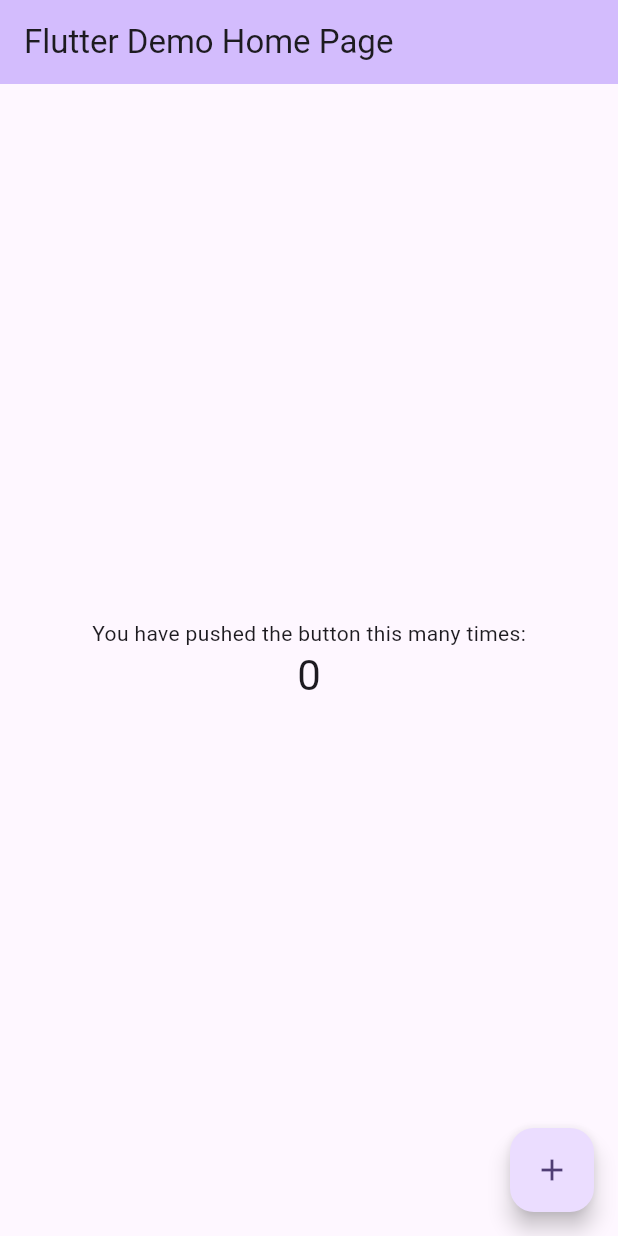
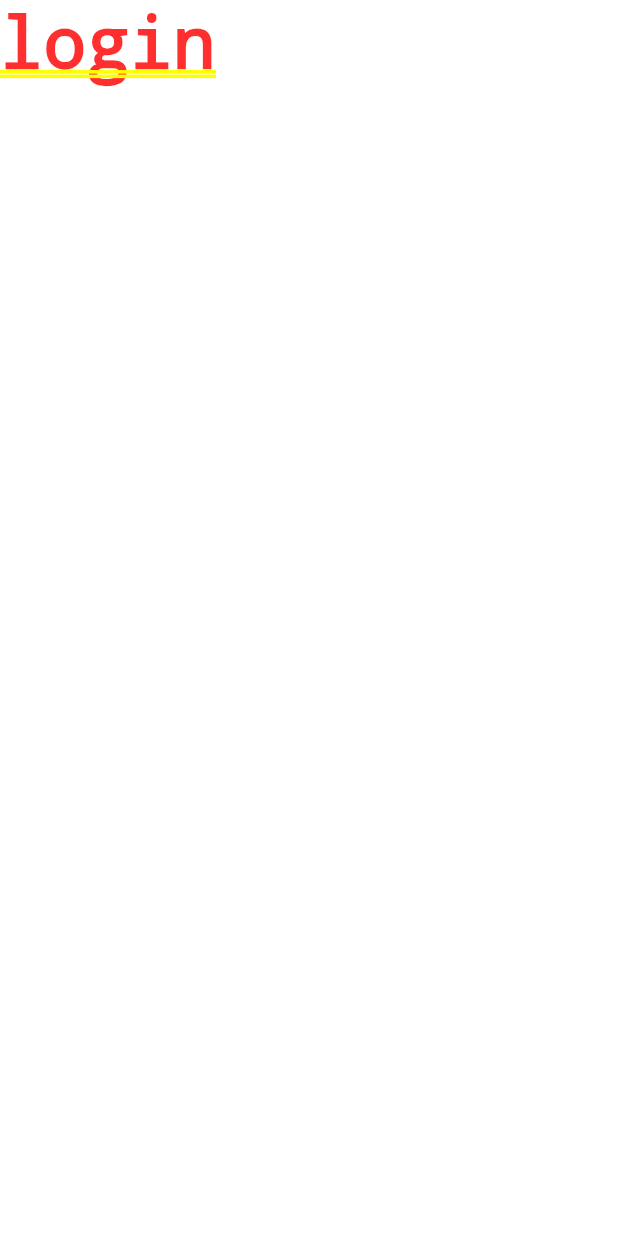
Before and after one commit to tharindurasmal/Authentication-App, a Flutter app: the screen it shows after launch, on a phone screen of 412 x 824 dp. Run offline on Flutter 3.47's test engine with Material 3 defaults, Android fonts, the phone set to English and light mode, and no system bars.

Commit message:
screens,home,wrapper added

```diff
--- /dev/null
+++ b/lib/authentication/authenticate.dart
@@ -0,0 +1,18 @@
+import 'package:flutter/material.dart';
+import 'package:flutter_and_firebase/authentication/login.dart';
+
+class Authenticate extends StatefulWidget {
+  const Authenticate({super.key});
+
+  @override
+  State<Authenticate> createState() => _AuthenticateState();
+}
+
+class _AuthenticateState extends State<Authenticate> {
+  @override
+  Widget build(BuildContext context) {
+    return MaterialApp(
+      home: Sign_In(),
+    );
+  }
+}
--- /dev/null
+++ b/lib/authentication/login.dart
@@ -0,0 +1,17 @@
+import 'package:flutter/material.dart';
+
+class Sign_In extends StatefulWidget {
+  const Sign_In({super.key});
+
+  @override
+  State<Sign_In> createState() => _Sign_InState();
+}
+
+class _Sign_InState extends State<Sign_In> {
+  @override
+  Widget build(BuildContext context) {
+    return Container(
+      child: Text("login"),
+    );
+  }
+}
--- /dev/null
+++ b/lib/authentication/register.dart
@@ -0,0 +1,17 @@
+import 'package:flutter/material.dart';
+
+class Register extends StatefulWidget {
+  const Register({super.key});
+
+  @override
+  State<Register> createState() => _RegisterState();
+}
+
+class _RegisterState extends State<Register> {
+  @override
+  Widget build(BuildContext context) {
+    return Container(
+      child: Text("register"),
+    );
+  }
+}
--- a/lib/main.dart
+++ b/lib/main.dart
@@ -1,122 +1,14 @@
 import 'package:flutter/material.dart';
+import 'package:flutter_and_firebase/wrapper.dart';
 
 void main() {
   runApp(const MyApp());
 }
-
 class MyApp extends StatelessWidget {
   const MyApp({super.key});
 
-  // This widget is the root of your application.
   @override
   Widget build(BuildContext context) {
-    return MaterialApp(
-      title: 'Flutter Demo',
-      theme: ThemeData(
-        // This is the theme of your application.
-        //
-        // TRY THIS: Try running your application with "flutter run". You'll see
-        // the application has a purple toolbar. Then, without quitting the app,
-        // try changing the seedColor in the colorScheme below to Colors.green
-        // and then invoke "hot reload" (save your changes or press the "hot
-        // reload" button in a Flutter-supported IDE, or press "r" if you used
-        // the command line to start the app).
-        //
-        // Notice that the counter didn't reset back to zero; the application
-        // state is not lost during the reload. To reset the state, use hot
-        // restart instead.
-        //
-        // This works for code too, not just values: Most code changes can be
-        // tested with just a hot reload.
-        colorScheme: .fromSeed(seedColor: Colors.deepPurple),
-      ),
-      home: const MyHomePage(title: 'Flutter Demo Home Page'),
-    );
+    return Wrapper();
   }
 }
-
-class MyHomePage extends StatefulWidget {
-  const MyHomePage({super.key, required this.title});
-
-  // This widget is the home page of your application. It is stateful, meaning
-  // that it has a State object (defined below) that contains fields that affect
-  // how it looks.
-
-  // This class is the configuration for the state. It holds the values (in this
-  // case the title) provided by the parent (in this case the App widget) and
-  // used by the build method of the State. Fields in a Widget subclass are
-  // always marked "final".
-
-  final String title;
-
-  @override
-  State<MyHomePage> createState() => _MyHomePageState();
-}
-
-class _MyHomePageState extends State<MyHomePage> {
-  int _counter = 0;
-
-  void _incrementCounter() {
-    setState(() {
-      // This call to setState tells the Flutter framework that something has
-      // changed in this State, which causes it to rerun the build method below
-      // so that the display can reflect the updated values. If we changed
-      // _counter without calling setState(), then the build method would not be
-      // called again, and so nothing would appear to happen.
-      _counter++;
-    });
-  }
-
-  @override
-  Widget build(BuildContext context) {
-    // This method is rerun every time setState is called, for instance as done
-    // by the _incrementCounter method above.
-    //
-    // The Flutter framework has been optimized to make rerunning build methods
-    // fast, so that you can just rebuild anything that needs updating rather
-    // than having to individually change instances of widgets.
-    return Scaffold(
-      appBar: AppBar(
-        // TRY THIS: Try changing the color here to a specific color (to
-        // Colors.amber, perhaps?) and trigger a hot reload to see the AppBar
-        // change color while the other colors stay the same.
-        backgroundColor: Theme.of(context).colorScheme.inversePrimary,
-        // Here we take the value from the MyHomePage object that was created by
-        // the App.build method, and use it to set our appbar title.
-        title: Text(widget.title),
-      ),
-      body: Center(
-        // Center is a layout widget. It takes a single child and positions it
-        // in the middle of the parent.
-        child: Column(
-          // Column is also a layout widget. It takes a list of children and
-          // arranges them vertically. By default, it sizes itself to fit its
-          // children horizontally, and tries to be as tall as its parent.
-          //
-          // Column has various properties to control how it sizes itself and
-          // how it positions its children. Here we use mainAxisAlignment to
-          // center the children vertically; the main axis here is the vertical
-          // axis because Columns are vertical (the cross axis would be
-          // horizontal).
-          //
-          // TRY THIS: Invoke "debug painting" (choose the "Toggle Debug Paint"
-          // action in the IDE, or press "p" in the console), to see the
-          // wireframe for each widget.
-          mainAxisAlignment: .center,
-          children: [
-            const Text('You have pushed the button this many times:'),
-            Text(
-              '$_counter',
-              style: Theme.of(context).textTheme.headlineMedium,
-            ),
-          ],
-        ),
-      ),
-      floatingActionButton: FloatingActionButton(
-        onPressed: _incrementCounter,
-        tooltip: 'Increment',
-        child: const Icon(Icons.add),
-      ),
-    );
-  }
-}
--- /dev/null
+++ b/lib/wrapper.dart
@@ -0,0 +1,13 @@
+import 'package:flutter/material.dart';
+import 'package:flutter_and_firebase/authentication/authenticate.dart';
+
+class Wrapper extends StatelessWidget {
+  const Wrapper({super.key});
+
+  @override
+  Widget build(BuildContext context) {
+    return MaterialApp(
+      home: Authenticate(),
+    );
+  }
+}
```
Also changed, not shown: lib/screens/home.dart (added).
